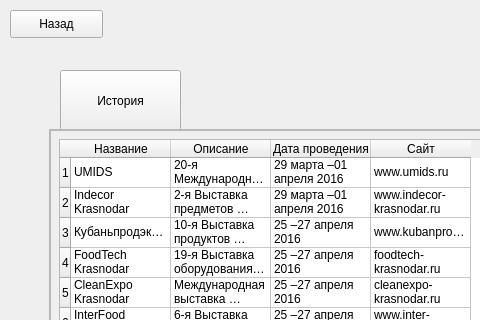
Old version of the form ui_files/AboutRegion.ui in the repository antons201/WorldSkills__CourseWork; both pictures show x 0 to 480 and y 0 to 320 of the 800 by 600 pixel window.
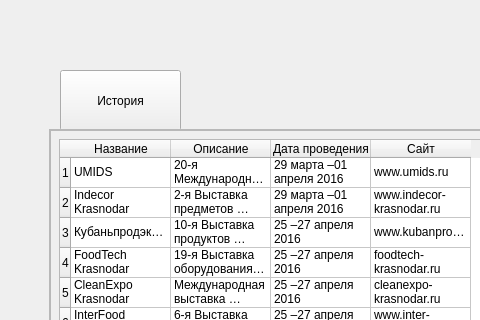
New version of the form.

What changed in the file:
```diff
--- a/ui_files/AboutRegion.ui
+++ b/ui_files/AboutRegion.ui
@@ -275,19 +275,6 @@
      </item>
     </widget>
    </widget>
-   <widget class="QPushButton" name="BackButton">
-    <property name="geometry">
-     <rect>
-      <x>10</x>
-      <y>10</y>
-      <width>93</width>
-      <height>28</height>
-     </rect>
-    </property>
-    <property name="text">
-     <string>Назад</string>
-    </property>
-   </widget>
   </widget>
   <widget class="QMenuBar" name="menubar">
    <property name="geometry">
```
